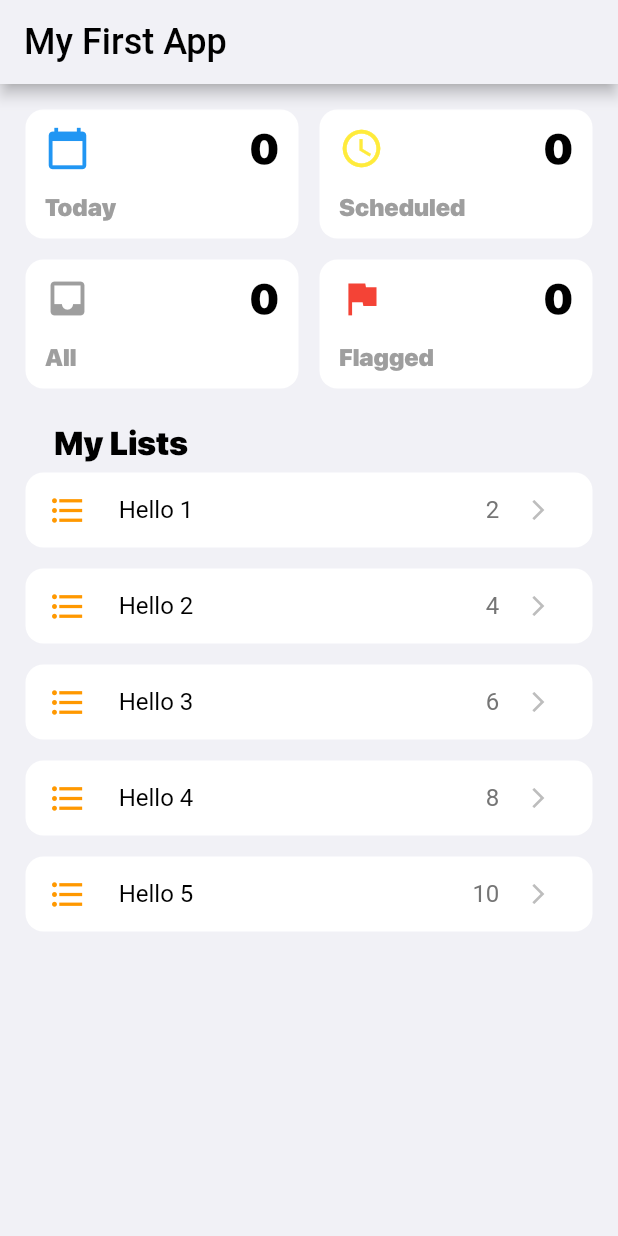
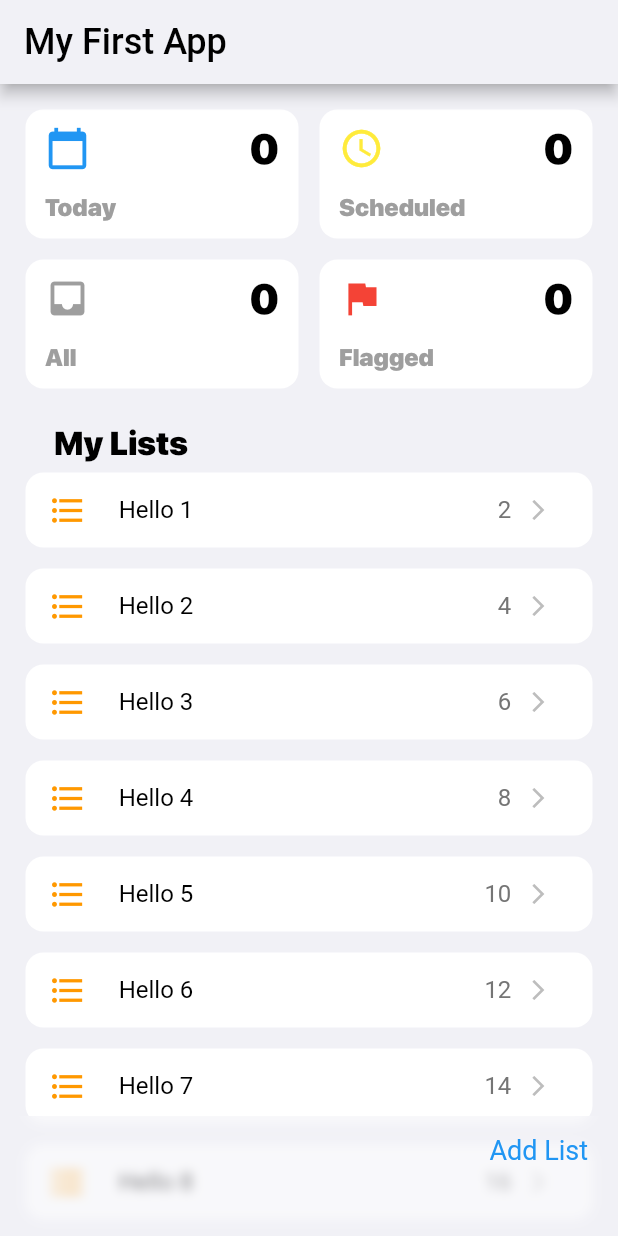
Before and after one commit to swekiiz/Reminders_app_clone, a Flutter app: the screen it shows after launch, on a phone screen of 412 x 824 dp. Run offline on Flutter 3.47's test engine with Material 2 defaults, Android fonts, the phone set to English and light mode, and no system bars; our stand-ins replace sprintf.

Commit message:
update footer

```diff
--- a/lib/components/mylist.dart
+++ b/lib/components/mylist.dart
@@ -5,7 +5,7 @@ class Mylist extends StatelessWidget {
   final li = <Widget>[];
   @override
   Widget build(BuildContext context) {
-    for (int i = 1; i <= 5; i++) {
+    for (int i = 1; i <= 14; i++) {
       li.add(
         Container(
           height: 44,
@@ -45,7 +45,7 @@ class Mylist extends StatelessWidget {
                 flex: 1,
                 child: Container(
                   alignment: Alignment.centerRight,
-                  padding: EdgeInsets.only(right: 10),
+                  padding: EdgeInsets.only(right: 2),
                   child: Text(
                     sprintf('%3d', [i * 2]),
                     style: TextStyle(
--- a/lib/pages/home.dart
+++ b/lib/pages/home.dart
@@ -1,3 +1,4 @@
+import 'dart:ui';
 import 'package:flutter/cupertino.dart';
 import 'package:flutter/material.dart';
 import 'package:my_app/components/homewidget.dart';
@@ -37,7 +38,7 @@ class HomePage extends StatelessWidget {
   @override
   Widget build(BuildContext context) {
     return Scaffold(
-      backgroundColor: Colors.black,
+      backgroundColor: Color.fromRGBO(241, 241, 246, 1),
       appBar: AppBar(
         title: Text(
           'My First App',
@@ -48,7 +49,10 @@ class HomePage extends StatelessWidget {
         ),
         backgroundColor: Color.fromRGBO(241, 241, 246, 1),
       ),
-      body: Container(
+      body: Stack(
+        children: <Widget>[
+          SingleChildScrollView(
+            child: Container(
               color: Color.fromRGBO(241, 241, 246, 1),
               // margin: MediaQuery.of(context).padding,
               padding: EdgeInsets.only(
@@ -93,6 +97,42 @@ class HomePage extends StatelessWidget {
                 ],
               ),
             ),
+          ),
+          Positioned(
+            bottom: 0,
+            child: ClipRect(
+              child: BackdropFilter(
+                filter: ImageFilter.blur(
+                  sigmaX: 3.5,
+                  sigmaY: 3.5,
+                ),
+                child: Container(
+                  height: 80,
+                  width: MediaQuery.of(context).size.width,
+                  color: Color.fromRGBO(241, 241, 246, 0.5),
+                ),
+              ),
+            ),
+          ),
+          Positioned(
+            bottom: 0,
+            child: Container(
+              height: 80,
+              padding: EdgeInsets.only(top: 12, right: 20),
+              alignment: Alignment.topRight,
+              width: MediaQuery.of(context).size.width,
+              color: Colors.transparent,
+              child: Text(
+                'Add List',
+                style: TextStyle(
+                  fontSize: 18,
+                  color: Colors.blue,
+                ),
+              ),
+            ),
+          ),
+        ],
+      ),
     );
   }
 }
```
Lines whose indentation alone changed are shown as unchanged.
